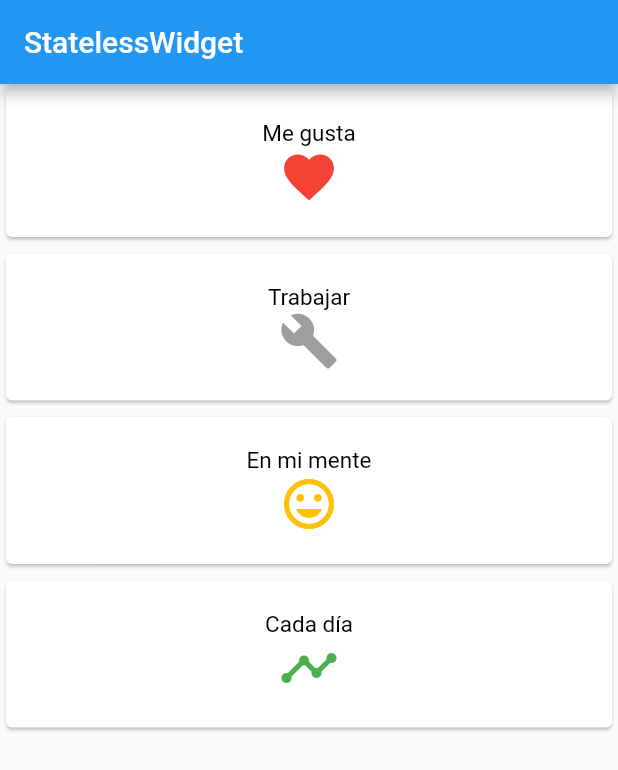
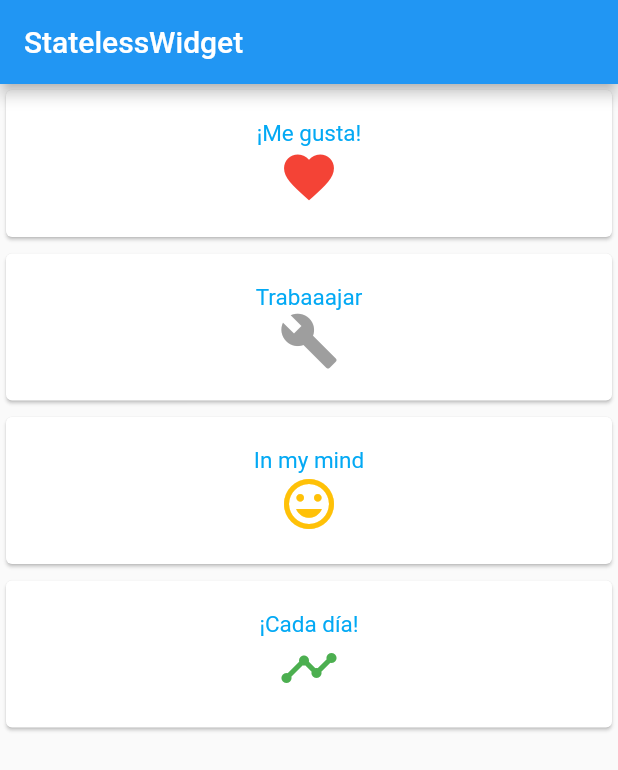
Before and after one commit to jotasie7e/pruebas_def, a Flutter app: the screen it shows after launch, on a phone screen of 412 x 824 dp. Shown: the top 770 px of the screen. Run offline on Flutter 3.47's test engine with Material 2 defaults, Android fonts, the phone set to English and light mode, and no system bars.

Commit message:
Primer cambio

```diff
--- a/lib/main.dart
+++ b/lib/main.dart
@@ -12,7 +12,7 @@ class MyApp extends StatelessWidget{
   Widget build(BuildContext context) {
 
     final TextStyle textStyle = new TextStyle(
-        color: Colors.black, fontSize: 15.0
+        color: Colors.lightBlue, fontSize: 15.0
     );
 
     return new Scaffold(
@@ -25,19 +25,19 @@ class MyApp extends StatelessWidget{
             crossAxisAlignment: CrossAxisAlignment.stretch,       //Hace que ocupe el ancho de la pantalla
             children: <Widget>[
               new MyCard(                   //Clase creada
-                title: new Text("Me gusta", style: textStyle),
+                title: new Text("¡Me gusta!", style: textStyle),
                 icon: new Icon(Icons.favorite, size: 40.0, color: Colors.red),
               ),
               new MyCard(
-                title: new Text("Trabajar", style: textStyle),
+                title: new Text("Trabaaajar", style: textStyle),
                 icon: new Icon(Icons.build, size: 40.0, color: Colors.grey),
               ),
               new MyCard(
-                title: new Text("En mi mente", style: textStyle),
+                title: new Text("In my mind", style: textStyle),
                 icon: new Icon(Icons.mood, size: 40.0, color: Colors.amber),
               ),
               new MyCard(
-                title: new Text("Cada día", style: textStyle),
+                title: new Text("¡Cada día!", style: textStyle),
                 icon: new Icon(Icons.timeline, size: 40.0, color: Colors.green),
               )
             ],
```
